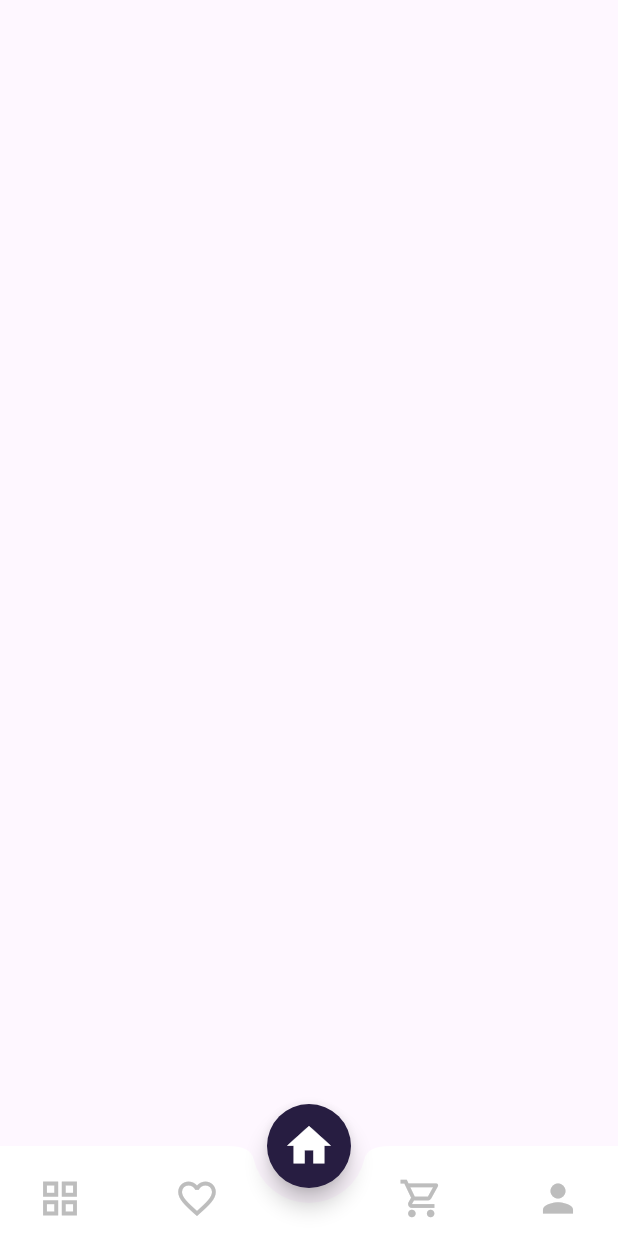
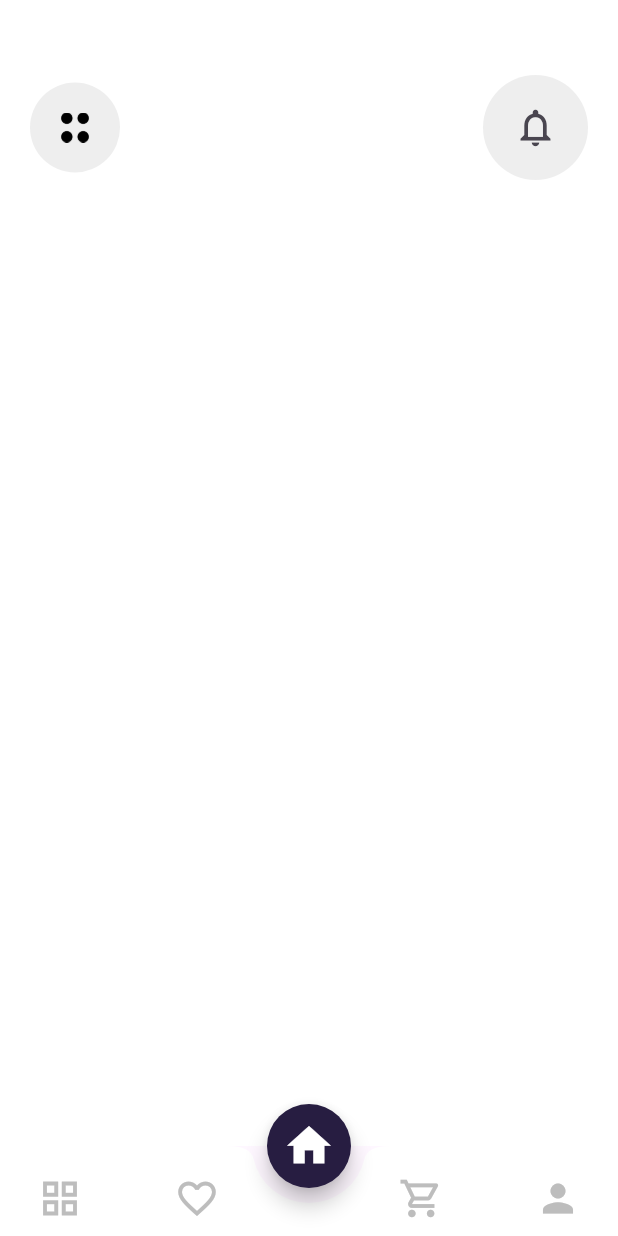
Before and after one commit to mkasang/ecommm, a Flutter app: the screen it shows after launch, on a phone screen of 412 x 824 dp. Run offline on Flutter 3.47's test engine with Material 3 defaults, Android fonts, the phone set to English and light mode, and no system bars; our stand-ins replace google_fonts.

Commit message:
Custom app bar

```diff
--- a/lib/constants.dart
+++ b/lib/constants.dart
@@ -2,7 +2,8 @@ import 'package:flutter/material.dart';
 
 class MkasColor {
   static const primaryColor = Color.fromRGBO(39, 29, 65, 3);
-  static const contentColor = Color.fromARGB(255, 198, 192, 192);
+  static const secondaryColor = Color.fromRGBO(248, 118, 31, 0.992);
+  static const contentColor = Color.fromARGB(255, 238, 238, 238);
   static const white = Colors.white;
   static const unselectColor = Color.fromARGB(255, 189, 189, 189);
 }
--- a/lib/screens/home/home_screen.dart
+++ b/lib/screens/home/home_screen.dart
@@ -1,10 +1,34 @@
+import 'package:ecommm/constants.dart';
+import 'package:ecommm/screens/home/widgets/home_app_bar.dart';
 import 'package:flutter/material.dart';
 
-class HomeScreen extends StatelessWidget {
+class HomeScreen extends StatefulWidget {
   const HomeScreen({super.key});
 
   @override
+  State<HomeScreen> createState() => _HomeScreenState();
+}
+
+class _HomeScreenState extends State<HomeScreen> {
+  @override
   Widget build(BuildContext context) {
-    return Scaffold();
+    return const Scaffold(
+      backgroundColor: MkasColor.white,
+      body: SingleChildScrollView(
+        child: Padding(
+          padding: EdgeInsets.all(20),
+          child: Column(
+            crossAxisAlignment: CrossAxisAlignment.start,
+            children: [
+              SizedBox(height: 30),
+              // Custom Appbar
+              CustumAppBar(),
+              SizedBox(height: 20),
+              //search bar
+            ],
+          ),
+        ),
+      ),
+    );
   }
 }
--- /dev/null
+++ b/lib/screens/home/widgets/home_app_bar.dart
@@ -0,0 +1,35 @@
+import 'package:ecommm/constants.dart';
+import 'package:flutter/material.dart';
+
+class CustumAppBar extends StatelessWidget {
+  const CustumAppBar({
+    super.key,
+  });
+
+  @override
+  Widget build(BuildContext context) {
+    return Row(
+      mainAxisAlignment: MainAxisAlignment.spaceBetween,
+      children: [
+        IconButton(
+          style: IconButton.styleFrom(
+              backgroundColor: MkasColor.contentColor,
+              padding: const EdgeInsets.all(20)),
+          onPressed: () {},
+          icon: Image.asset(
+            "images/icon.png",
+            height: 20,
+          ),
+        ),
+        IconButton(
+          style: IconButton.styleFrom(
+              backgroundColor: MkasColor.contentColor,
+              padding: const EdgeInsets.all(20)),
+          onPressed: () {},
+          iconSize: 30,
+          icon: const Icon(Icons.notifications_outlined),
+        ),
+      ],
+    );
+  }
+}
```
